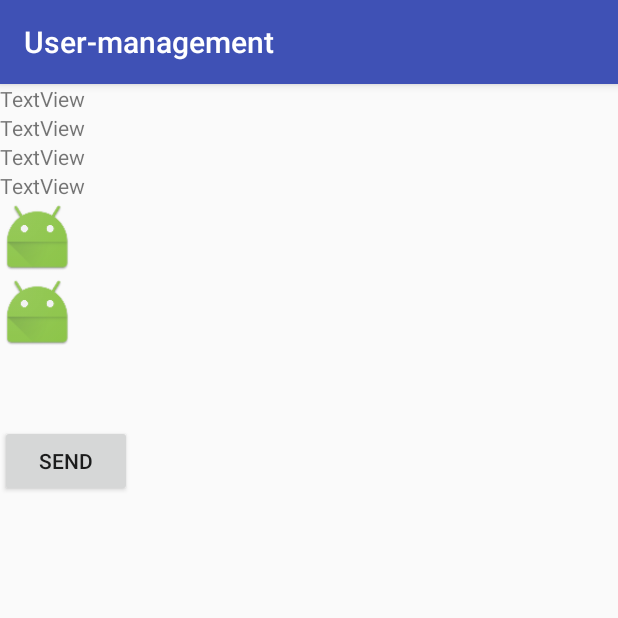
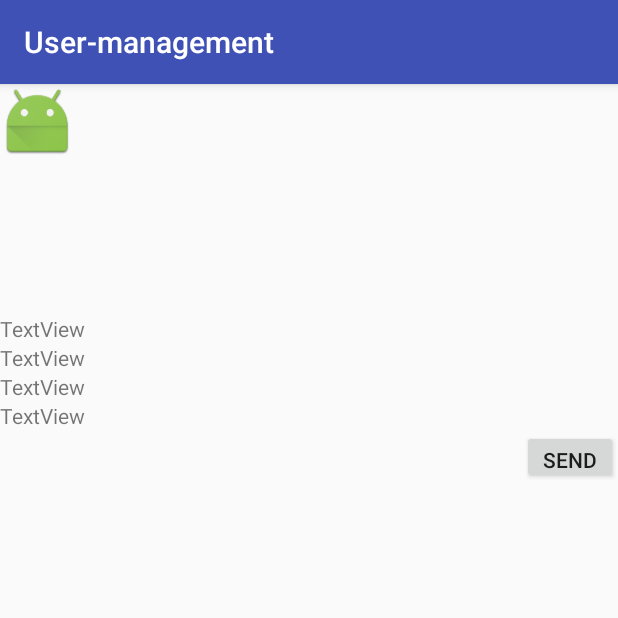
Before and after one commit to tetiana-horobets/android-user-management, an Android app: the UserDetailsActivity screen opened directly, with no data from a screen before it, on a phone screen of 412 x 824 dp, the top half of it. Run offline under Robolectric (Android 15) with nearby library versions, the phone set to English and light mode, and no system bars; our stand-ins replace Picasso.

Commit message:
add design

```diff
--- a/app/src/main/res/layout/user_details_activity.xml
+++ b/app/src/main/res/layout/user_details_activity.xml
@@ -6,8 +6,42 @@
     android:orientation="vertical"
     android:id="@+id/user_detail_layout">
 
+
+    <RelativeLayout
+        android:layout_width="match_parent"
+        android:layout_height="0dp"
+        android:layout_weight="1"
+        >
+
+        <ImageView
+            android:id="@+id/user_detailed_back"
+            android:layout_width="50dp"
+            android:layout_height="50dp"
+            android:contentDescription="No image"
+            app:srcCompat="@mipmap/ic_launcher" />
+
+        <ImageView
+            android:id="@+id/user_detailed_image"
+            android:layout_width="50dp"
+            android:layout_height="50dp"
+            android:contentDescription="No image"
+            app:srcCompat="@mipmap/ic_launcher" />
+    </RelativeLayout>
+
+    <LinearLayout
+        android:layout_width="match_parent"
+        android:layout_height="0dp"
+        android:orientation="vertical"
+        android:layout_weight="4">
+
         <TextView
-        android:id="@+id/user_detailed_name"
+            android:id="@+id/user_detailed_is_female"
+            android:layout_width="match_parent"
+            android:layout_height="wrap_content"
+            android:text="TextView" />
+
+        <TextView
+            android:id="@+id/user_detailed_age"
             android:layout_width="match_parent"
             android:layout_height="wrap_content"
             android:text="TextView" />
@@ -19,45 +53,31 @@
             android:text="TextView" />
 
         <TextView
-        android:id="@+id/user_detailed_age"
+            android:id="@+id/user_detailed_name"
             android:layout_width="match_parent"
             android:layout_height="wrap_content"
             android:text="TextView" />
-
-    <TextView
-        android:id="@+id/user_detailed_is_female"
+        <LinearLayout
             android:layout_width="match_parent"
             android:layout_height="wrap_content"
-        android:text="TextView" />
-
-
-    <ImageView
-        android:id="@+id/user_detailed_image"
-        android:layout_width="50dp"
-        android:layout_height="50dp"
-        app:srcCompat="@mipmap/ic_launcher"
-        android:contentDescription="No image" />
-
-    <ImageView
-        android:id="@+id/user_detailed_back"
-        android:layout_width="50dp"
-        android:layout_height="50dp"
-        app:srcCompat="@mipmap/ic_launcher"
-        android:contentDescription="No image"
-        />
+            android:orientation="vertical"
+            android:id="@+id/user_detailed_hobbies">
+        </LinearLayout>
 
         <LinearLayout
             android:layout_width="match_parent"
-        android:layout_height="50dp"
-        android:orientation="horizontal"
-        android:id="@+id/user_detailed_hobbies">
+            android:layout_height="wrap_content"
+            android:orientation="vertical">
+
+            <Button
+                android:id="@+id/buttonSend"
+                android:layout_width="64dp"
+                android:layout_height="36dp"
+                android:layout_weight="1"
+                android:layout_gravity="right"
+                android:text="Send" />
+        </LinearLayout>
 
     </LinearLayout>
 
-    <Button
-        android:id="@+id/buttonSend"
-        android:layout_width="wrap_content"
-        android:layout_height="wrap_content"
-        android:text="Send" />
-
 </LinearLayout>
```
Lines whose indentation alone changed are shown as unchanged.
